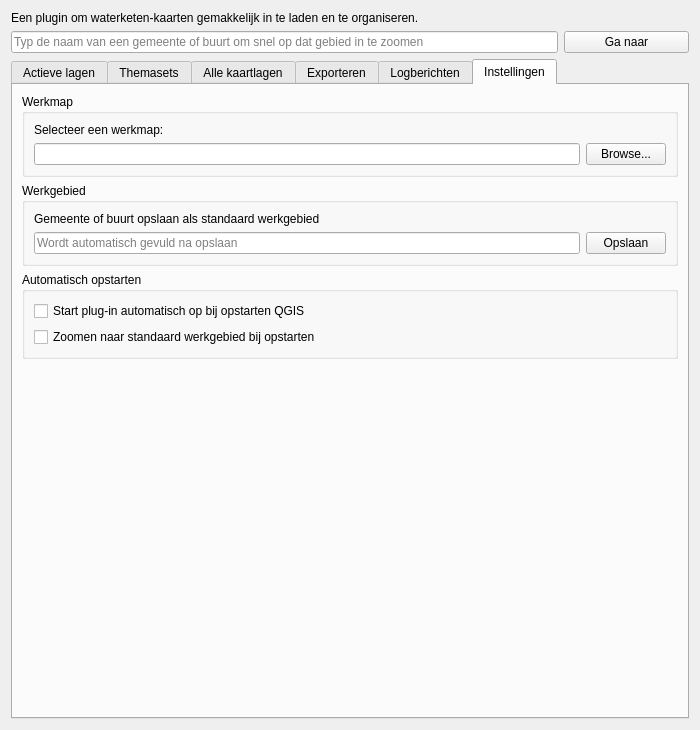
Qt form gui/nad_maps_dialog_base.ui (NAD-Dataplatform/NADmaps) before a commit.
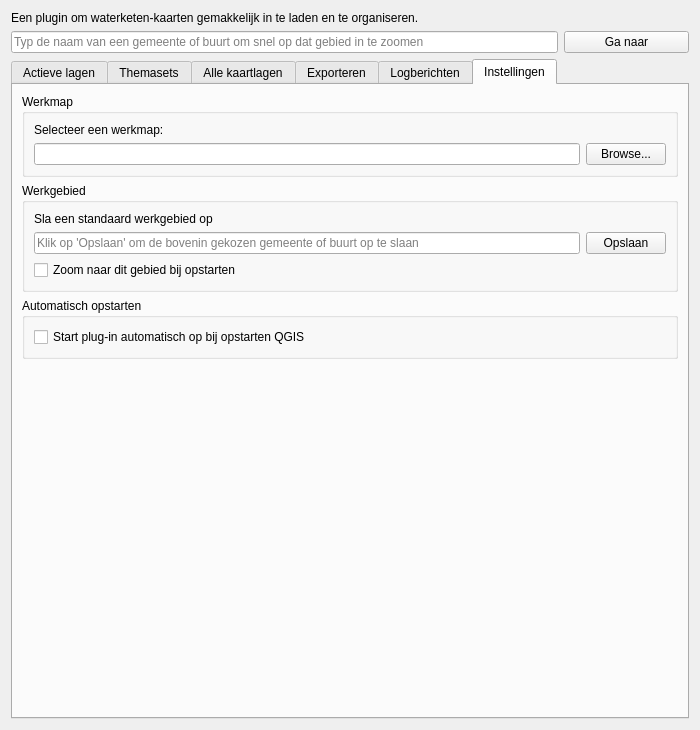
The same form after that commit. The open tabs and pages were chosen to show the change.

Commit message: standard area update

The edit to the form file:
```diff
--- a/gui/nad_maps_dialog_base.ui
+++ b/gui/nad_maps_dialog_base.ui
@@ -892,7 +892,7 @@
              <string>Als QGIS opnieuw wordt gestart dan wordt dit gebied ingeladen</string>
             </property>
             <property name="text">
-             <string>Gemeente of buurt opslaan als standaard werkgebied</string>
+             <string>Sla een standaard werkgebied op</string>
             </property>
            </widget>
           </item>
@@ -910,7 +910,7 @@
                <bool>true</bool>
               </property>
               <property name="placeholderText">
-               <string>Wordt automatisch gevuld na opslaan</string>
+               <string>Klik op 'Opslaan' om de bovenin gekozen gemeente of buurt op te slaan</string>
               </property>
               <property name="clearButtonEnabled">
                <bool>false</bool>
@@ -929,6 +929,13 @@
             </item>
            </layout>
           </item>
+          <item>
+           <widget class="QCheckBox" name="checkBox_StandardArea">
+            <property name="text">
+             <string>Zoom naar dit gebied bij opstarten</string>
+            </property>
+           </widget>
+          </item>
          </layout>
         </widget>
        </item>
@@ -945,13 +952,6 @@
             </property>
            </widget>
           </item>
-          <item>
-           <widget class="QCheckBox" name="checkBox_WorkArea">
-            <property name="text">
-             <string>Zoomen naar standaard werkgebied bij opstarten</string>
-            </property>
-           </widget>
-          </item>
          </layout>
         </widget>
        </item>
```
Left out of the diff: 4 changed lines with no effect on the pictures. The commit also changes 1 other file.
